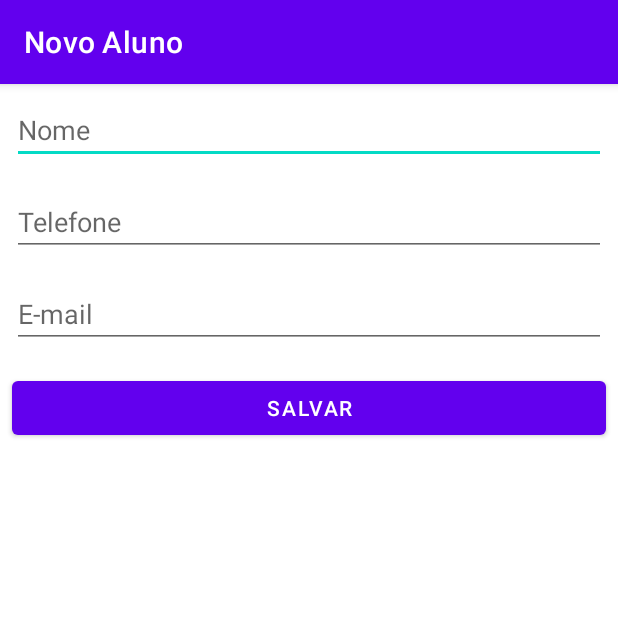
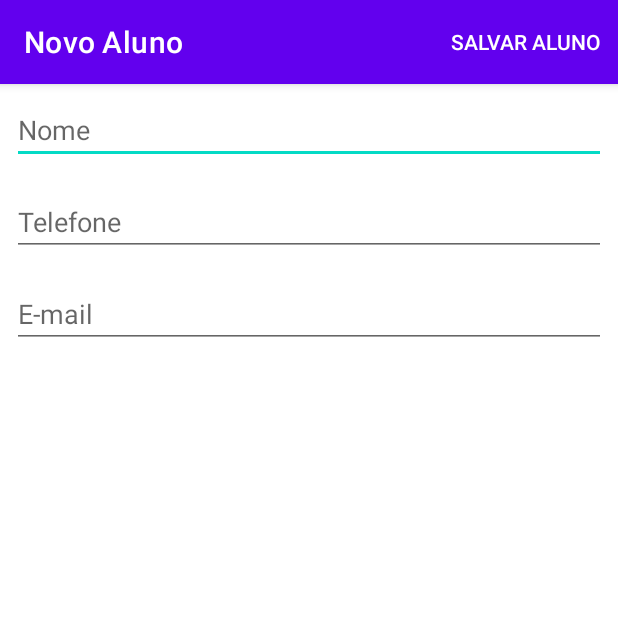
Before and after one commit to A-Pass-Studies/alura.android-training.project01-student-contacts, an Android app: the screen it shows after launch (FormularioAlunoActivity), after a tap on an icon or button, on a phone screen of 412 x 824 dp, the top half of it. Run offline under Robolectric (Android 15) with nearby library versions, the phone set to English and light mode, and no system bars.

Commit message:
Adiciona menu de opções com icone para salvar aluno na tela de formulario, remove botão salvar

```diff
--- a/app/src/main/java/br/com/alura/agenda/App.java
+++ b/app/src/main/java/br/com/alura/agenda/App.java
@@ -14,8 +14,7 @@ public class App extends Application {
     public void onCreate() {
         super.onCreate();
 
-        for(int i =0; i < 10; i++)
-            mockAlunos();
+        mockAlunos();
     }
 
     private void mockAlunos() {
--- a/app/src/main/java/br/com/alura/agenda/ui/activity/FormularioAlunoActivity.java
+++ b/app/src/main/java/br/com/alura/agenda/ui/activity/FormularioAlunoActivity.java
@@ -4,6 +4,8 @@ import androidx.annotation.NonNull;
 import androidx.appcompat.app.AppCompatActivity;
 
 import android.os.Bundle;
+import android.view.Menu;
+import android.view.MenuItem;
 import android.view.View;
 import android.widget.Button;
 import android.widget.EditText;
@@ -19,7 +21,6 @@ public class FormularioAlunoActivity extends AppCompatActivity {
     private EditText edtNome;
     private EditText edtTelefone;
     private EditText edtEmail;
-    private Button btnSalvar;
 
     private AlunoDAO alunoDAO = new AlunoDAOImpl();
     private Aluno alunoToEdit;
@@ -30,6 +31,24 @@ public class FormularioAlunoActivity extends AppCompatActivity {
         setTitle((isEditMode() ? "Atualiza" : "Novo") + " Aluno");
         setContentView(R.layout.activity_formulario_aluno);
         initViews();
+    }
+
+    @Override
+    public boolean onCreateOptionsMenu(Menu menu) {
+        getMenuInflater().inflate(R.menu.activity_formulario_aluno_menu, menu);
+
+        return super.onCreateOptionsMenu(menu);
+    }
+
+    @Override
+    public boolean onOptionsItemSelected(@NonNull MenuItem item) {
+        switch (item.getItemId()) {
+            case R.id.activity_formulario_aluno_menu_salva:
+                finalizaFormaulario();
+                break;
+        }
+
+        return super.onOptionsItemSelected(item);
     }
 
     private boolean isEditMode() {
@@ -53,13 +72,11 @@ public class FormularioAlunoActivity extends AppCompatActivity {
         edtNome = findViewById(R.id.activity_formulario_aluno_nome);
         edtTelefone = findViewById(R.id.activity_formulario_aluno_telefone);
         edtEmail = findViewById(R.id.activity_formulario_aluno_email);
-        btnSalvar = findViewById(R.id.activity_formulario_aluno_btn_salvar);
-        btnSalvar.setOnClickListener(this::onClickBtnSalvar);
 
         setupBundles();
     }
 
-    private void onClickBtnSalvar(View view) {
+    private void finalizaFormaulario() {
         if(alunoToEdit == null) {
             alunoDAO.salva(new Aluno(getNome(), getTelefone(), getEmail()));
         } else  {
--- a/app/src/main/res/layout/activity_formulario_aluno.xml
+++ b/app/src/main/res/layout/activity_formulario_aluno.xml
@@ -33,12 +33,5 @@
             android:layout_margin="8dp"
             android:hint="E-mail"
             android:inputType="textEmailAddress" />
-
-        <Button
-            android:id="@+id/activity_formulario_aluno_btn_salvar"
-            android:layout_width="match_parent"
-            android:layout_height="wrap_content"
-            android:layout_margin="8dp"
-            android:text="Salvar" />
     </LinearLayout>
 </ScrollView>
--- /dev/null
+++ b/app/src/main/res/menu/activity_formulario_aluno_menu.xml
@@ -0,0 +1,9 @@
+<?xml version="1.0" encoding="utf-8"?>
+<menu xmlns:app="http://schemas.android.com/apk/res-auto"
+    xmlns:android="http://schemas.android.com/apk/res/android">
+
+    <item
+        android:id="@+id/activity_formulario_aluno_menu_salva"
+        app:showAsAction="always"
+        android:title="Salvar aluno" />
+</menu>
```
Also changed, not shown: app/src/main/res/drawable-anydpi/ic_action_fomulario_aluno_salva.xml (added, +11 -0 lines), app/src/main/res/drawable-hdpi/ic_action_fomulario_aluno_salva.png (added), app/src/main/res/drawable-mdpi/ic_action_fomulario_aluno_salva.png (added), app/src/main/res/drawable-xhdpi/ic_action_fomulario_aluno_salva.png (added), app/src/main/res/drawable-xxhdpi/ic_action_fomulario_aluno_salva.png (added).
